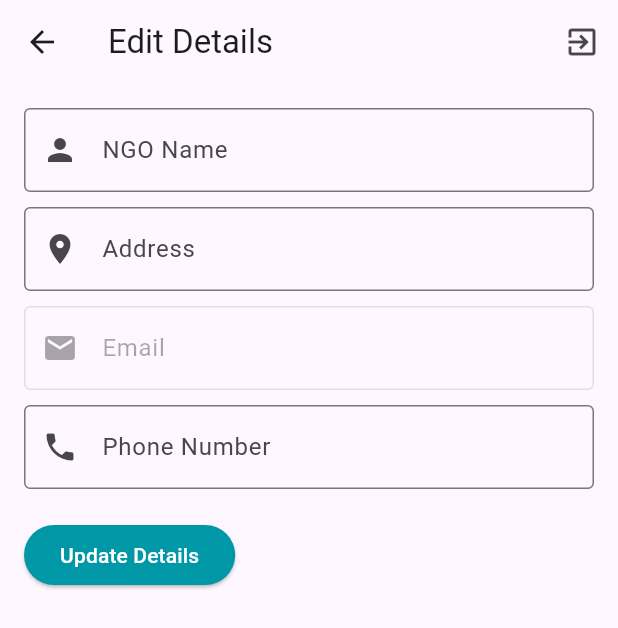
After one commit to amancd/food_donation_app, a Flutter app: the EditPage screen opened directly, on a phone screen of 412 x 824 dp. The commit adds this screen. Shown: the top 628 px of the screen. Run offline on Flutter 3.47's test engine with Material 3 defaults, Android fonts, the phone set to English and light mode, and no system bars; our stand-ins replace cloud_firestore, firebase_auth, firebase_core, firebase_storage, image_picker; accounts and stored records are empty.

Commit message:
Edit Profile Screen

```diff
--- a/lib/Admin Dashboard/admin_home.dart
+++ b/lib/Admin Dashboard/admin_home.dart
@@ -26,7 +26,7 @@ class AdminHomePage extends StatelessWidget {
     return Scaffold(
       drawer: const AdminNav(),
       appBar: AppBar(
-        title: const Text("Home"),
+        title: const Text("Admin Dashboard"),
         actions: [
           IconButton(
             icon: const Icon(Icons.logout),
--- /dev/null
+++ b/lib/NGO Dashboard/edit_profile.dart
@@ -0,0 +1,192 @@
+import 'package:flutter/material.dart';
+import 'package:cloud_firestore/cloud_firestore.dart';
+import 'package:firebase_auth/firebase_auth.dart';
+import 'package:foodapp/Screens/WelcomeScreen.dart';
+
+class EditPage extends StatefulWidget {
+  const EditPage({Key? key}) : super(key: key);
+
+  @override
+  _EditPageState createState() => _EditPageState();
+}
+
+class _EditPageState extends State<EditPage> {
+  final TextEditingController _nameController = TextEditingController();
+  final TextEditingController _addressController = TextEditingController();
+  final TextEditingController _emailController = TextEditingController();
+  final TextEditingController _phoneNumberController = TextEditingController();
+
+  late String currentUserUid;
+
+  @override
+  void initState() {
+    super.initState();
+    fetchCurrentUserUid();
+    fetchPartyVenueDetails();
+  }
+
+  Future<void> _logout(BuildContext context) async {
+    try {
+      await FirebaseAuth.instance.signOut();
+      // After logout, navigate to the login screen
+      Navigator.pushReplacement(
+        context,
+        MaterialPageRoute(
+          builder: (context) => const WelcomeScreen(),
+        ),
+      );
+    } catch (e) {
+      print('Error logging out: $e');
+    }
+  }
+
+  void fetchCurrentUserUid() {
+    final User? user = FirebaseAuth.instance.currentUser;
+    if (user != null) {
+      currentUserUid = user.uid;
+    }
+  }
+
+  void fetchPartyVenueDetails() async {
+    try {
+      DocumentSnapshot docSnapshot = await FirebaseFirestore.instance
+          .collection('ngo-details')
+          .doc(currentUserUid)
+          .get();
+
+      if (docSnapshot.exists) {
+        Map<String, dynamic>? data = docSnapshot.data() as Map<String, dynamic>?;
+        setState(() {
+          _nameController.text = data?['NGO name'] ?? '';
+          _addressController.text = data?['address'] ?? '';
+          _emailController.text = data?['email'] ?? '';
+          _phoneNumberController.text = data?['phoneNumber'] ?? '';
+        });
+      }
+    } catch (e) {
+      print('Error fetching party venue details: $e');
+    }
+  }
+
+  @override
+  Widget build(BuildContext context) {
+    return Scaffold(
+      appBar: AppBar(
+        title: const Text('Edit Details'),
+        actions: [
+          IconButton(
+            onPressed: () => _logout(context),
+            icon: const Icon(Icons.exit_to_app),
+          ),
+        ],
+      ),
+      body: Padding(
+        padding: const EdgeInsets.all(16.0),
+        child: Column(
+          crossAxisAlignment: CrossAxisAlignment.start,
+          children: [
+            TextFormField(
+              controller: _nameController,
+              decoration: const InputDecoration(
+                labelText: 'NGO Name',
+                prefixIcon: Icon(Icons.person),
+                border: OutlineInputBorder(),
+              ),
+              validator: (value) {
+                // Regular expression for a valid name: Only letters, may contain spaces
+                RegExp nameRegExp = RegExp(r'^[a-zA-Z ]+$');
+                if (!nameRegExp.hasMatch(value!)) {
+                  return 'Enter a valid name';
+                }
+                return null;
+              },
+            ),
+            const SizedBox(height: 10),
+            TextFormField(
+              controller: _addressController,
+              decoration: const InputDecoration(
+                labelText: 'Address',
+                prefixIcon: Icon(Icons.location_on),
+                border: OutlineInputBorder(),
+              ),
+            ),
+            const SizedBox(height: 10),
+            TextFormField(
+              controller: _emailController,
+              enabled: false, // Set enabled to false to disable the email text field
+              decoration: const InputDecoration(
+                labelText: 'Email',
+                prefixIcon: Icon(Icons.email),
+                border: OutlineInputBorder(),
+              ),
+            ),
+            const SizedBox(height: 10),
+            TextFormField(
+              controller: _phoneNumberController,
+              decoration: const InputDecoration(
+                labelText: 'Phone Number',
+                prefixIcon: Icon(Icons.phone),
+                border: OutlineInputBorder(),
+              ),
+              validator: (value) {
+                RegExp phoneRegExp = RegExp(r'^[0-9]{10}$');
+                if (!phoneRegExp.hasMatch(value!)) {
+                  return 'Enter a valid phone number';
+                }
+                return null;
+              },
+            ),
+            const SizedBox(height: 20),
+            ElevatedButton(
+              onPressed: () {
+                if (_validateForm()) {
+                  _updatePartyVenue();
+                }
+              },
+              style: ElevatedButton.styleFrom(
+                  backgroundColor: Colors.cyan.shade700,
+                  foregroundColor: Colors.white
+              ),
+              child: const Text('Update Details'),
+            ),
+          ],
+        ),
+      ),
+    );
+  }
+
+  bool _validateForm() {
+    if (_nameController.text.isEmpty ||
+        _addressController.text.isEmpty ||
+        _phoneNumberController.text.isEmpty) {
+      ScaffoldMessenger.of(context).showSnackBar(
+          const SnackBar(content: Text('Please fill in all the fields')));
+      return false;
+    }
+    return true;
+  }
+
+  void _updatePartyVenue() async {
+    String newName = _nameController.text.trim();
+    String newAddress = _addressController.text.trim();
+    String newEmail = _emailController.text.trim();
+    String newPhoneNumber = _phoneNumberController.text.trim();
+
+    try {
+      await FirebaseFirestore.instance
+          .collection('ngo-details')
+          .doc(currentUserUid)
+          .update({
+        'NGO Name': newName,
+        'address': newAddress,
+        'email': newEmail,
+        'phoneNumber': newPhoneNumber,
+      });
+      ScaffoldMessenger.of(context).showSnackBar(
+          const SnackBar(content: Text('Party venue details updated successfully')));
+    } catch (e) {
+      ScaffoldMessenger.of(context).showSnackBar(
+          const SnackBar(content: Text('Failed to update party venue details')));
+    }
+  }
+}
--- a/lib/Provider Dashboard/provider_signup.dart
+++ b/lib/Provider Dashboard/provider_signup.dart
@@ -23,12 +23,11 @@ class _SignUpScreenState extends State<SignUpScreen> {
     try {
       // Check if user with provided email already exists
       QuerySnapshot existingUsers = await FirebaseFirestore.instance
-          .collection('users')
+          .collection('party-venue')
           .where('email', isEqualTo: _emailController.text)
           .get();
 
       if (existingUsers.docs.isNotEmpty) {
-        // User already exists, show message and return
         showDialog(
           context: context,
           builder: (context) => AlertDialog(
--- a/lib/Provider Dashboard/status.dart
+++ b/lib/Provider Dashboard/status.dart
@@ -120,7 +120,7 @@ class _RequestListScreenState extends State<RequestListScreen> {
                     const SizedBox(height: 10,),
                     if (imageUrl != null) Image.network(imageUrl, height: 100,),
                     const SizedBox(height: 10,),
-                    Text('Amount: $amount'),
+                    Text('Amount: $amount',),
                     Text('Quality: $quality'),
                     Text('Location: $location'),
                     Text('Items: $items'),
--- a/lib/allngo.dart
+++ b/lib/allngo.dart
@@ -29,7 +29,7 @@ class AllNGOPage extends StatelessWidget {
                   decoration: BoxDecoration(
                     borderRadius: BorderRadius.circular(12.0),
                     gradient: LinearGradient(
-                      colors: [Colors.cyan.shade400, Colors.cyan.shade600],
+                      colors: [Colors.blueAccent, Colors.lightBlue.shade600],
                       begin: Alignment.topLeft,
                       end: Alignment.bottomRight,
                     ),
@@ -45,15 +45,18 @@ class AllNGOPage extends StatelessWidget {
                   child: ListTile(
                     title: Text(
                       ngoData['NGO Name'],
+                      style: TextStyle(color: Colors.white, fontWeight: FontWeight.bold),
                     ),
                     subtitle: Column(
                       crossAxisAlignment: CrossAxisAlignment.start,
                       children: [
                         Text(
                           'Phone: ${ngoData['phoneNumber']}',
+                          style: TextStyle(color: Colors.white),
                         ),
                         Text(
                           'Address: ${ngoData['address']}',
+                          style: TextStyle(color: Colors.white),
                         ),
                       ],
                     ),
```
Also changed, not shown: lib/NGO Dashboard/Navigation/ngo_nav.dart (+8 -5 lines), lib/NGO Dashboard/ngo_home.dart (+6 -3 lines), lib/Provider Dashboard/Navigation/navigation.dart (+8 -5 lines), lib/Provider Dashboard/edit_profile.dart (added, +192 -0 lines), lib/Provider Dashboard/provider_homepage.dart (+5 -17 lines), lib/Provider Dashboard/provider_login.dart (+19 -1 lines), lib/pages/about.dart (added, +52 -0 lines), lib/pages/contact.dart (added, +65 -0 lines), lib/pages/privacy.dart (added, +61 -0 lines).
